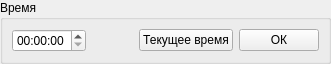
Above: USKTerminal/usktimepacket.ui from KurlesHS/USK_Utils before the change. Below: the same form after it.
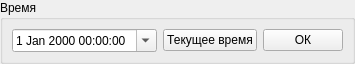
That is the form after the change.

Patch:
```diff
--- a/USKTerminal/usktimepacket.ui
+++ b/USKTerminal/usktimepacket.ui
@@ -26,7 +26,11 @@
       <item>
        <layout class="QHBoxLayout" name="horizontalLayout">
         <item>
-         <widget class="QTimeEdit" name="timeEdit"/>
+         <widget class="QDateTimeEdit" name="dateTimeEdit">
+          <property name="calendarPopup">
+           <bool>true</bool>
+          </property>
+         </widget>
         </item>
         <item>
          <spacer name="horizontalSpacer">
```
